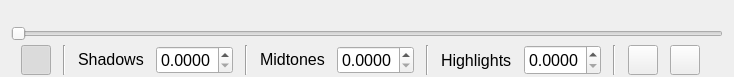
Old version of the form kstars/fitsviewer/fitsstretchui.ui in the repository KDE/kstars.
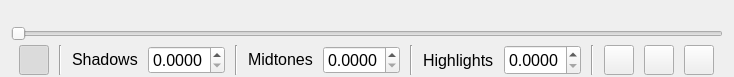
New version of the form. Custom widgets are drawn as their Qt base class.

Commit message:
Improve fitsviewer stretch sliders, add stretch presets.
A new button cycles through 7 stretch presets (lighter/darker background and less/more contrast).
If you show the histogram and zoom in, then the sliders can have finer resolution--especially useful for black point.

What changed in the file:
```diff
--- a/kstars/fitsviewer/fitsstretchui.ui
+++ b/kstars/fitsviewer/fitsstretchui.ui
@@ -370,6 +370,34 @@
        </property>
       </widget>
      </item>
+     <item>
+      <widget class="QPushButton" name="stretchPreset">
+       <property name="sizePolicy">
+        <sizepolicy hsizetype="Fixed" vsizetype="Fixed">
+         <horstretch>0</horstretch>
+         <verstretch>0</verstretch>
+        </sizepolicy>
+       </property>
+       <property name="minimumSize">
+        <size>
+         <width>30</width>
+         <height>30</height>
+        </size>
+       </property>
+       <property name="maximumSize">
+        <size>
+         <width>30</width>
+         <height>30</height>
+        </size>
+       </property>
+       <property name="toolTip">
+        <string>Cycle through stretch presets.</string>
+       </property>
+       <property name="checkable">
+        <bool>false</bool>
+       </property>
+      </widget>
+     </item>     
     </layout>
    </item>
   </layout>
```
The commit also changes 7 other files.
